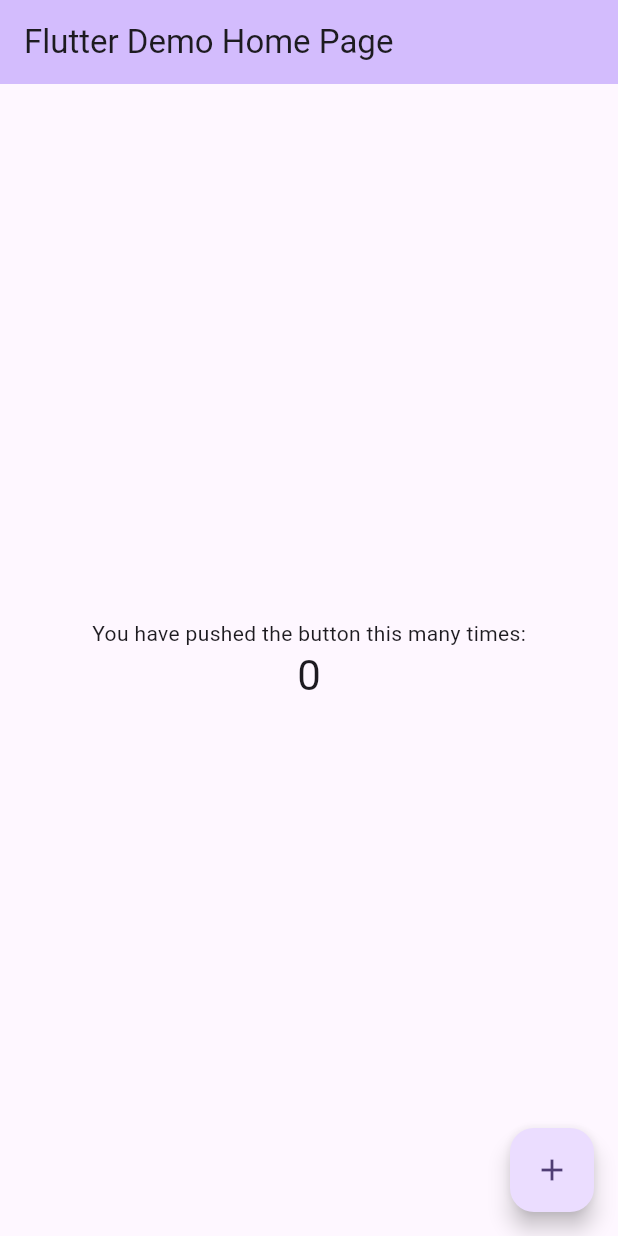
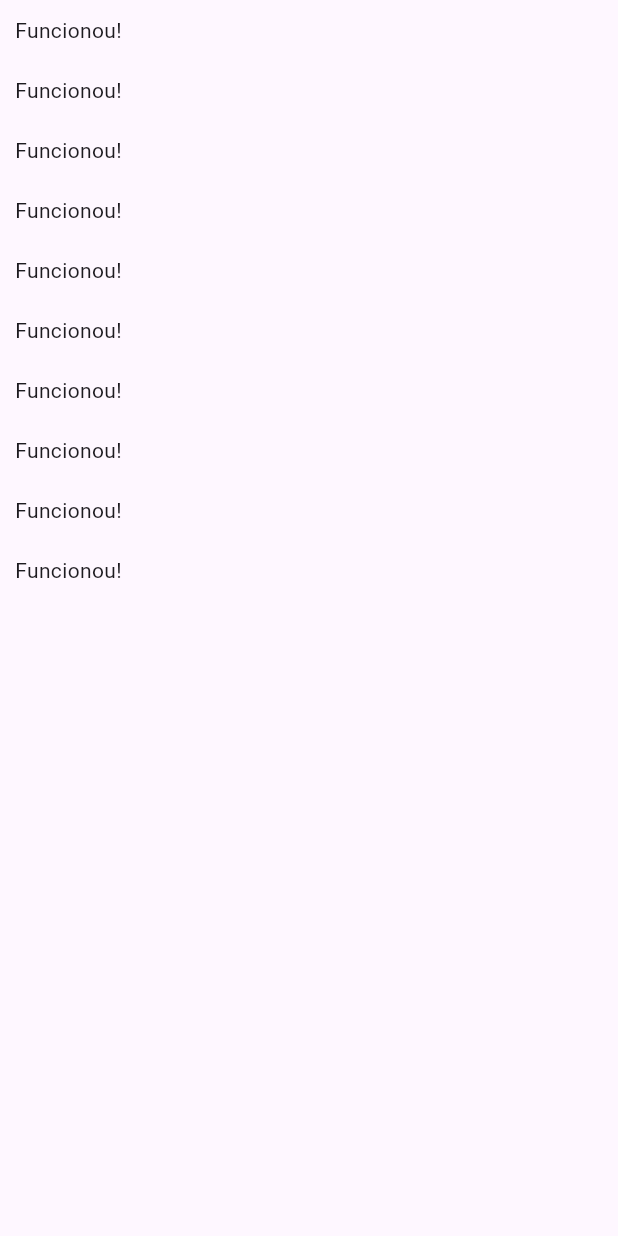
Before and after one commit to cleitonaraujo89/chat, a Flutter app: the screen it shows after launch, on a phone screen of 412 x 824 dp. Run offline on Flutter 3.47's test engine with Material 3 defaults, Android fonts, the phone set to English and light mode, and no system bars.

```diff
--- a/lib/main.dart
+++ b/lib/main.dart
@@ -1,3 +1,4 @@
+import 'package:chat/screens/chat_screen.dart';
 import 'package:flutter/material.dart';
 
 void main() {
@@ -11,115 +12,12 @@ class MyApp extends StatelessWidget {
   @override
   Widget build(BuildContext context) {
     return MaterialApp(
-      title: 'Flutter Demo',
+      title: 'Flutter Chat',
       theme: ThemeData(
-        // This is the theme of your application.
-        //
-        // TRY THIS: Try running your application with "flutter run". You'll see
-        // the application has a purple toolbar. Then, without quitting the app,
-        // try changing the seedColor in the colorScheme below to Colors.green
-        // and then invoke "hot reload" (save your changes or press the "hot
-        // reload" button in a Flutter-supported IDE, or press "r" if you used
-        // the command line to start the app).
-        //
-        // Notice that the counter didn't reset back to zero; the application
-        // state is not lost during the reload. To reset the state, use hot
-        // restart instead.
-        //
-        // This works for code too, not just values: Most code changes can be
-        // tested with just a hot reload.
         colorScheme: ColorScheme.fromSeed(seedColor: Colors.deepPurple),
         useMaterial3: true,
       ),
-      home: const MyHomePage(title: 'Flutter Demo Home Page'),
+      home: ChatScreen(),
     );
   }
 }
-
-class MyHomePage extends StatefulWidget {
-  const MyHomePage({super.key, required this.title});
-
-  // This widget is the home page of your application. It is stateful, meaning
-  // that it has a State object (defined below) that contains fields that affect
-  // how it looks.
-
-  // This class is the configuration for the state. It holds the values (in this
-  // case the title) provided by the parent (in this case the App widget) and
-  // used by the build method of the State. Fields in a Widget subclass are
-  // always marked "final".
-
-  final String title;
-
-  @override
-  State<MyHomePage> createState() => _MyHomePageState();
-}
-
-class _MyHomePageState extends State<MyHomePage> {
-  int _counter = 0;
-
-  void _incrementCounter() {
-    setState(() {
-      // This call to setState tells the Flutter framework that something has
-      // changed in this State, which causes it to rerun the build method below
-      // so that the display can reflect the updated values. If we changed
-      // _counter without calling setState(), then the build method would not be
-      // called again, and so nothing would appear to happen.
-      _counter++;
-    });
-  }
-
-  @override
-  Widget build(BuildContext context) {
-    // This method is rerun every time setState is called, for instance as done
-    // by the _incrementCounter method above.
-    //
-    // The Flutter framework has been optimized to make rerunning build methods
-    // fast, so that you can just rebuild anything that needs updating rather
-    // than having to individually change instances of widgets.
-    return Scaffold(
-      appBar: AppBar(
-        // TRY THIS: Try changing the color here to a specific color (to
-        // Colors.amber, perhaps?) and trigger a hot reload to see the AppBar
-        // change color while the other colors stay the same.
-        backgroundColor: Theme.of(context).colorScheme.inversePrimary,
-        // Here we take the value from the MyHomePage object that was created by
-        // the App.build method, and use it to set our appbar title.
-        title: Text(widget.title),
-      ),
-      body: Center(
-        // Center is a layout widget. It takes a single child and positions it
-        // in the middle of the parent.
-        child: Column(
-          // Column is also a layout widget. It takes a list of children and
-          // arranges them vertically. By default, it sizes itself to fit its
-          // children horizontally, and tries to be as tall as its parent.
-          //
-          // Column has various properties to control how it sizes itself and
-          // how it positions its children. Here we use mainAxisAlignment to
-          // center the children vertically; the main axis here is the vertical
-          // axis because Columns are vertical (the cross axis would be
-          // horizontal).
-          //
-          // TRY THIS: Invoke "debug painting" (choose the "Toggle Debug Paint"
-          // action in the IDE, or press "p" in the console), to see the
-          // wireframe for each widget.
-          mainAxisAlignment: MainAxisAlignment.center,
-          children: <Widget>[
-            const Text(
-              'You have pushed the button this many times:',
-            ),
-            Text(
-              '$_counter',
-              style: Theme.of(context).textTheme.headlineMedium,
-            ),
-          ],
-        ),
-      ),
-      floatingActionButton: FloatingActionButton(
-        onPressed: _incrementCounter,
-        tooltip: 'Increment',
-        child: const Icon(Icons.add),
-      ), // This trailing comma makes auto-formatting nicer for build methods.
-    );
-  }
-}
--- /dev/null
+++ b/lib/screens/chat_screen.dart
@@ -0,0 +1,17 @@
+import 'package:flutter/material.dart';
+
+class ChatScreen extends StatelessWidget {
+  const ChatScreen({super.key});
+
+  @override
+  Widget build(BuildContext context) {
+    return Scaffold(
+      body: ListView.builder(
+        itemCount: 10,
+        itemBuilder: (ctx, i) => Container(
+          padding: EdgeInsets.all(10),
+          child: Text('Funcionou!'),
+        )),
+    );
+  }
+}
```
Also changed, not shown: 3 other files.
